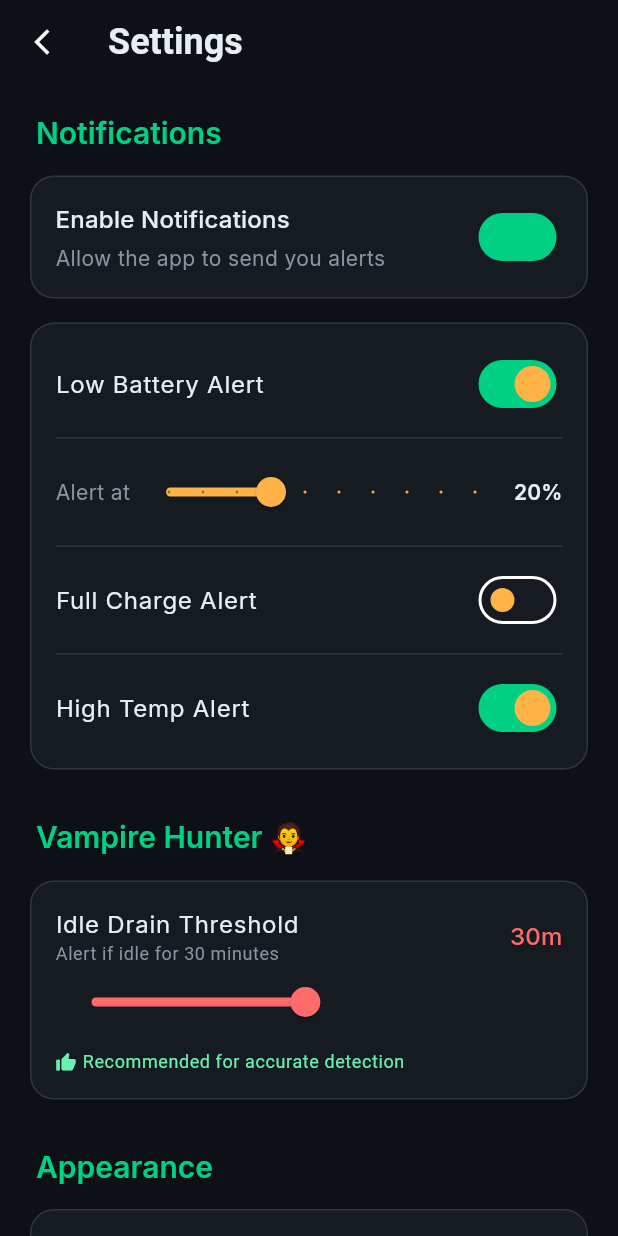
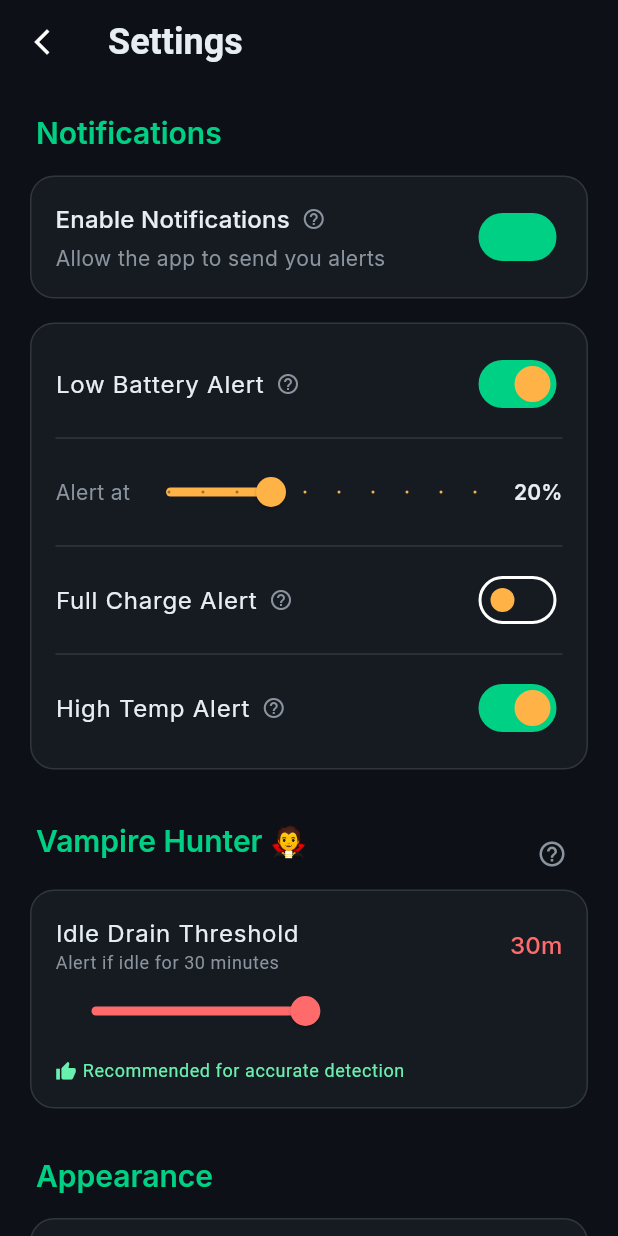
Before and after one commit to pfaustino/angry_battery, a Flutter app: the screen it shows after launch, after a tap on the "settings" icon, on a phone screen of 412 x 824 dp. Run offline on Flutter 3.47's test engine with Material 3 defaults, Android fonts, the phone set to English and light mode, and no system bars; our stand-ins replace battery_plus, fl_chart, flutter_local_notifications, google_fonts, shared_preferences; missing offline and left inert: android_intent_plus.

Commit message:
feat: Add help tooltips to settings

```diff
--- a/lib/screens/settings_screen.dart
+++ b/lib/screens/settings_screen.dart
@@ -49,6 +49,7 @@ class _SettingsScreenState extends State<SettingsScreen> {
               'Allow the app to send you alerts',
               _notificationsEnabled,
               (val) => setState(() => _notificationsEnabled = val),
+              helpText: "Master switch for all app alerts.",
             ),
 
             if (_notificationsEnabled) ...[
@@ -66,6 +67,7 @@ class _SettingsScreenState extends State<SettingsScreen> {
                       'Low Battery Alert',
                       _lowBatteryAlert,
                       (val) => setState(() => _lowBatteryAlert = val),
+                      helpText: "Get yelled at when your battery drops below the set limit.",
                     ),
                     if (_lowBatteryAlert) ...[
                       const Divider(color: AppTheme.border, height: 24),
@@ -98,12 +100,14 @@ class _SettingsScreenState extends State<SettingsScreen> {
                       'Full Charge Alert',
                       _fullChargeAlert,
                       (val) => setState(() => _fullChargeAlert = val),
+                      helpText: "Know when to unplug. Don't overfeed the battery.",
                     ),
                     const Divider(color: AppTheme.border, height: 24),
                     _buildToggleItem(
                       'High Temp Alert',
                       _temperatureAlert,
                       (val) => setState(() => _temperatureAlert = val),
+                      helpText: "Warning when your device gets too hot (>40°C).",
                     ),
                   ],
                 ),
@@ -111,7 +115,19 @@ class _SettingsScreenState extends State<SettingsScreen> {
             ],
 
             const SizedBox(height: 32),
-            _buildSectionHeader('Vampire Hunter 🧛'),
+            Row(
+              children: [
+                Expanded(child: _buildSectionHeader('Vampire Hunter 🧛')),
+                IconButton(
+                  icon: const Icon(Icons.help_outline, size: 20, color: AppTheme.textMuted),
+                  onPressed: () => _showHelp(
+                    'Vampire Hunter',
+                    "Detects abnormal battery drain when the screen is off.\n\n"
+                    "If your phone loses >2% battery while idle, we'll find the apps responsible.",
+                  ),
+                ),
+              ],
+            ),
             Container(
               padding: const EdgeInsets.all(16),
               decoration: BoxDecoration(
@@ -254,7 +270,7 @@ class _SettingsScreenState extends State<SettingsScreen> {
     );
   }
 
-  Widget _buildSwitchTile(String title, String subtitle, bool value, Function(bool) onChanged) {
+  Widget _buildSwitchTile(String title, String subtitle, bool value, Function(bool) onChanged, {String? helpText}) {
     return Container(
       padding: const EdgeInsets.all(16),
       decoration: BoxDecoration(
@@ -269,9 +285,20 @@ class _SettingsScreenState extends State<SettingsScreen> {
             child: Column(
               crossAxisAlignment: CrossAxisAlignment.start,
               children: [
+                Row(
+                  children: [
                     Text(
                       title,
                       style: Theme.of(context).textTheme.titleMedium,
+                    ),
+                    if (helpText != null) ...[
+                      const SizedBox(width: 8),
+                      GestureDetector(
+                        onTap: () => _showHelp(title, helpText),
+                        child: const Icon(Icons.help_outline, size: 16, color: AppTheme.textMuted),
+                      ),
+                    ],
+                  ],
                 ),
                 const SizedBox(height: 4),
                 Text(
@@ -291,13 +318,24 @@ class _SettingsScreenState extends State<SettingsScreen> {
     );
   }
 
-  Widget _buildToggleItem(String title, bool value, Function(bool) onChanged) {
+  Widget _buildToggleItem(String title, bool value, Function(bool) onChanged, {String? helpText}) {
     return Row(
       mainAxisAlignment: MainAxisAlignment.spaceBetween,
+      children: [
+        Row(
           children: [
             Text(
               title,
               style: Theme.of(context).textTheme.bodyLarge,
+            ),
+            if (helpText != null) ...[
+              const SizedBox(width: 8),
+              GestureDetector(
+                onTap: () => _showHelp(title, helpText),
+                child: const Icon(Icons.help_outline, size: 16, color: AppTheme.textMuted),
+              ),
+            ],
+          ],
         ),
         Switch(
           value: value,
@@ -307,4 +345,21 @@ class _SettingsScreenState extends State<SettingsScreen> {
       ],
     );
   }
+
+  void _showHelp(String title, String message) {
+    showDialog(
+      context: context,
+      builder: (context) => AlertDialog(
+        backgroundColor: AppTheme.surface,
+        title: Text(title, style: const TextStyle(color: AppTheme.primary)),
+        content: Text(message, style: const TextStyle(color: AppTheme.text)),
+        actions: [
+          TextButton(
+            onPressed: () => Navigator.pop(context),
+            child: const Text('Got it'),
+          ),
+        ],
+      ),
+    );
   }
+}
```
Lines whose indentation alone changed are shown as unchanged.
